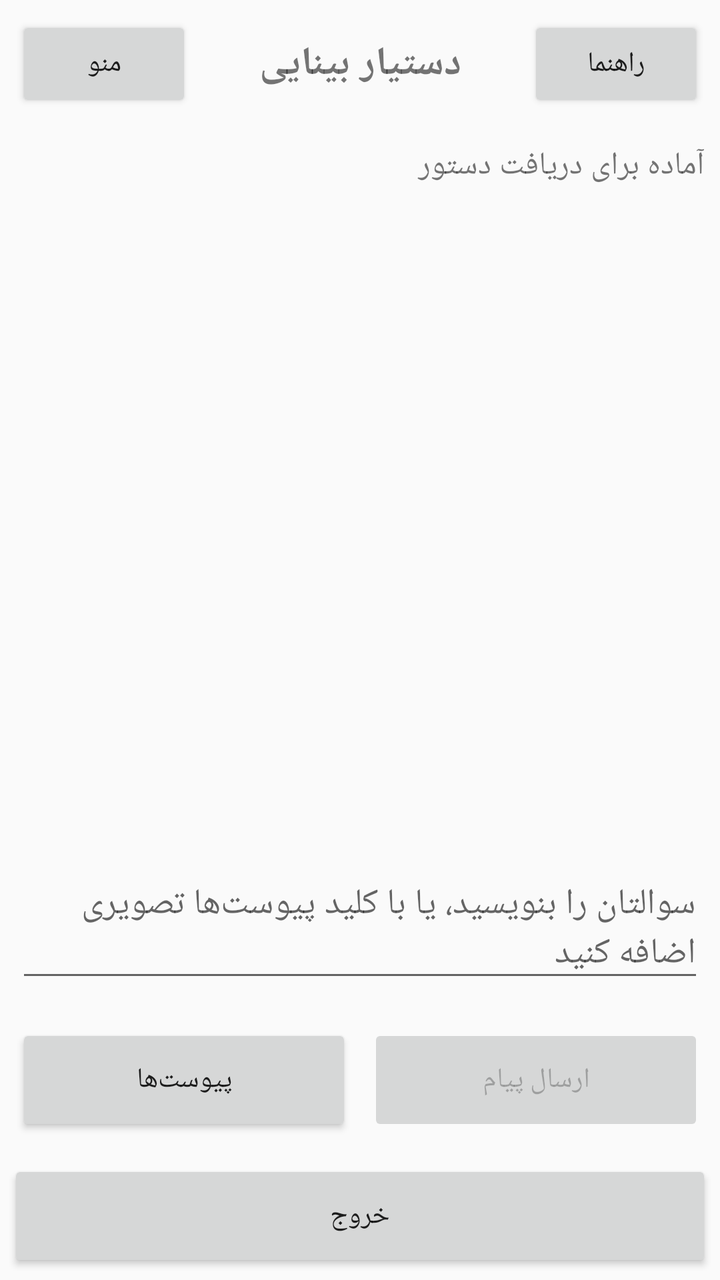
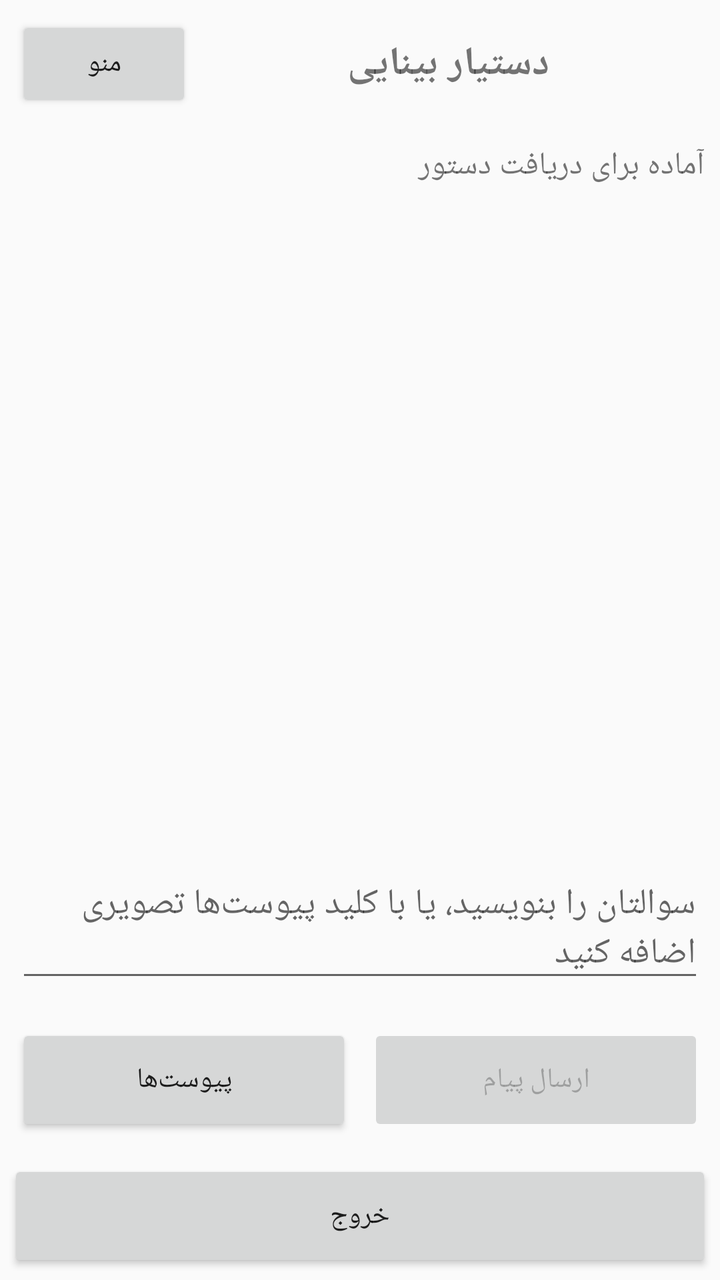

Before-and-after screenshots of an Android layout around one commit, followed by the original layout XML and the change that was made.
<!-- AndroidManifest.xml: application theme Theme.AppCompat.Light.NoActionBar -->
<!-- res/layout/activity_main.xml -->
<?xml version="1.0" encoding="utf-8"?>
<LinearLayout xmlns:android="http://schemas.android.com/apk/res/android"
    android:layout_width="match_parent"
    android:layout_height="match_parent"
    android:orientation="vertical">

    <LinearLayout
        android:layout_width="match_parent"
        android:layout_height="wrap_content"
        android:orientation="horizontal"
        android:gravity="center_vertical"
        android:padding="8dp">

        <Button
            android:id="@+id/btnMenu"
            android:layout_width="wrap_content"
            android:layout_height="wrap_content"
            android:text="@string/btn_menu" />

        <TextView
            android:layout_width="0dp"
            android:layout_height="wrap_content"
            android:layout_weight="1"
            android:gravity="center"
            android:textSize="20sp"
            android:textStyle="bold"
            android:text="@string/app_name" />

        <Button
            android:id="@+id/btnHelp"
            android:layout_width="wrap_content"
            android:layout_height="wrap_content"
            android:text="@string/btn_help" />

    </LinearLayout>

    
    <TextView
        android:id="@+id/tvStatus"
        android:layout_width="match_parent"
        android:layout_height="wrap_content"
        android:layout_margin="8dp"
        android:textSize="16sp"
        android:accessibilityLiveRegion="polite"
        android:text="@string/status_ready" />

    
    <ListView
        android:id="@+id/listTurns"
        android:layout_width="match_parent"
        android:layout_height="0dp"
        android:layout_weight="1"
        android:divider="?android:attr/listDivider"
        android:dividerHeight="1dp" />

    
    <LinearLayout
        android:layout_width="match_parent"
        android:layout_height="wrap_content"
        android:orientation="horizontal"
        android:padding="4dp">

        <EditText
            android:id="@+id/editQuestion"
            android:layout_width="0dp"
            android:layout_height="wrap_content"
            android:layout_weight="1"
            android:layout_margin="4dp"
            android:minHeight="48dp"
            android:inputType="textMultiLine|textCapSentences"
            android:hint="@string/hint_ask_question_new" />

    </LinearLayout>

    
    <LinearLayout
        android:layout_width="match_parent"
        android:layout_height="wrap_content"
        android:orientation="horizontal"
        android:padding="4dp">

        <Button
            android:id="@+id/btnAttach"
            android:layout_width="0dp"
            android:layout_height="wrap_content"
            android:layout_weight="1"
            android:layout_margin="4dp"
            android:minHeight="56dp"
            android:text="@string/btn_attach" />

        <Button
            android:id="@+id/btnSend"
            android:layout_width="0dp"
            android:layout_height="wrap_content"
            android:layout_weight="1"
            android:layout_margin="4dp"
            android:minHeight="56dp"
            android:enabled="false"
            android:text="@string/btn_send_question" />

    </LinearLayout>

    <Button
        android:id="@+id/btnSaveConversation"
        android:layout_width="match_parent"
        android:layout_height="wrap_content"
        android:layout_margin="4dp"
        android:minHeight="48dp"
        android:visibility="gone"
        android:text="@string/btn_save_conversation" />

    <Button
        android:id="@+id/btnExit"
        android:layout_width="match_parent"
        android:layout_height="wrap_content"
        android:layout_margin="4dp"
        android:minHeight="56dp"
        android:text="@string/btn_exit" />

</LinearLayout>
<!-- resources referenced by this layout -->
<resources>
  <string name="app_name">دستیار بینایی</string>
  <string name="btn_attach">پیوست‌ها</string>
  <string name="btn_exit">خروج</string>
  <string name="btn_help">راهنما</string>
  <string name="btn_menu">منو</string>
  <string name="btn_save_conversation">ذخیره گفتگو</string>
  <string name="btn_send_question">ارسال پیام</string>
  <string name="hint_ask_question_new">سوالتان را بنویسید، یا با کلید پیوست‌ها تصویری اضافه کنید</string>
  <string name="status_ready">آماده برای دریافت دستور</string>
</resources>

<!-- the commit's change to res/layout/activity_main.xml (unified diff, before → after) -->
@@ -26,11 +26,6 @@
             android:textStyle="bold"
             android:text="@string/app_name" />
 
-        <Button
-            android:id="@+id/btnHelp"
-            android:layout_width="wrap_content"
-            android:layout_height="wrap_content"
-            android:text="@string/btn_help" />
 
     </LinearLayout>
 
<!-- resource entries referenced after the edit -->
@@ -3,7 +3,6 @@
   <string name="app_name">دستیار بینایی</string>
   <string name="btn_attach">پیوست‌ها</string>
   <string name="btn_exit">خروج</string>
-  <string name="btn_help">راهنما</string>
   <string name="btn_menu">منو</string>
   <string name="btn_save_conversation">ذخیره گفتگو</string>
   <string name="btn_send_question">ارسال پیام</string>
